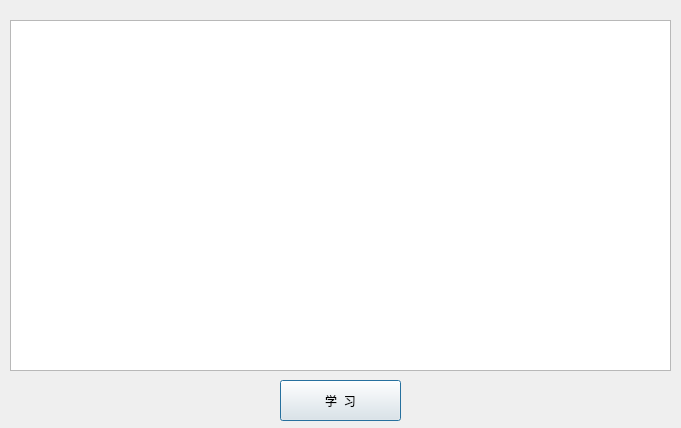
Above: ui/DetailWindow.ui from MrBeike/WebCourse-QTGUI before the change. Below: the same form after it.
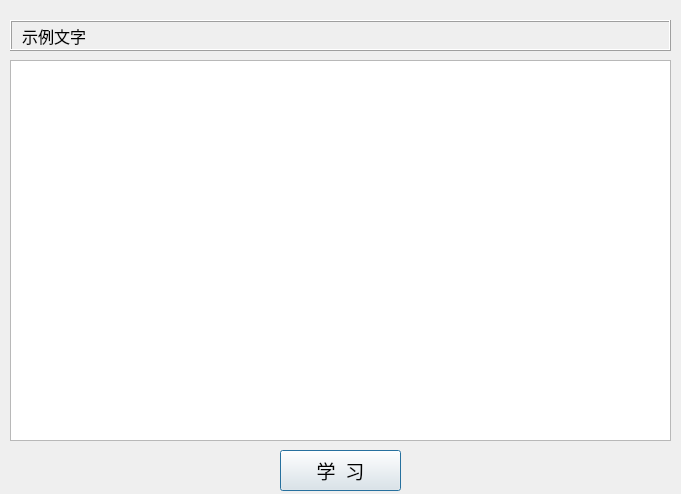
That is the form after the change.

Patch:
```diff
--- a/ui/DetailWindow.ui
+++ b/ui/DetailWindow.ui
@@ -7,7 +7,7 @@
     <x>0</x>
     <y>0</y>
     <width>681</width>
-    <height>428</height>
+    <height>494</height>
    </rect>
   </property>
   <property name="windowTitle">
@@ -17,11 +17,17 @@
    <property name="geometry">
     <rect>
      <x>280</x>
-     <y>380</y>
+     <y>450</y>
      <width>121</width>
      <height>41</height>
     </rect>
    </property>
+   <property name="font">
+    <font>
+     <family>微软雅黑</family>
+     <pointsize>14</pointsize>
+    </font>
+   </property>
    <property name="text">
     <string>学  习</string>
    </property>
@@ -30,9 +36,9 @@
    <property name="geometry">
     <rect>
      <x>10</x>
-     <y>20</y>
+     <y>60</y>
      <width>661</width>
-     <height>351</height>
+     <height>381</height>
     </rect>
    </property>
    <property name="horizontalScrollBarPolicy">
@@ -45,6 +51,59 @@
     <enum>Qt::ElideMiddle</enum>
    </property>
   </widget>
+  <widget class="QLabel" name="project_name_label">
+   <property name="geometry">
+    <rect>
+     <x>10</x>
+     <y>20</y>
+     <width>661</width>
+     <height>31</height>
+    </rect>
+   </property>
+   <property name="font">
+    <font>
+     <family>微软雅黑</family>
+     <pointsize>12</pointsize>
+    </font>
+   </property>
+   <property name="autoFillBackground">
+    <bool>true</bool>
+   </property>
+   <property name="frameShape">
+    <enum>QFrame::Box</enum>
+   </property>
+   <property name="frameShadow">
+    <enum>QFrame::Raised</enum>
+   </property>
+   <property name="text">
+    <string>示例文字</string>
+   </property>
+   <property name="scaledContents">
+    <bool>false</bool>
+   </property>
+   <property name="margin">
+    <number>0</number>
+   </property>
+   <property name="indent">
+    <number>10</number>
+   </property>
+   <property name="textInteractionFlags">
+    <set>Qt::NoTextInteraction</set>
+   </property>
+  </widget>
+  <widget class="QLabel" name="project_id_label">
+   <property name="geometry">
+    <rect>
+     <x>600</x>
+     <y>20</y>
+     <width>0</width>
+     <height>0</height>
+    </rect>
+   </property>
+   <property name="text">
+    <string/>
+   </property>
+  </widget>
  </widget>
  <resources/>
  <connections/>
```
Left out of the diff: 2 changed lines with no effect on the pictures.
